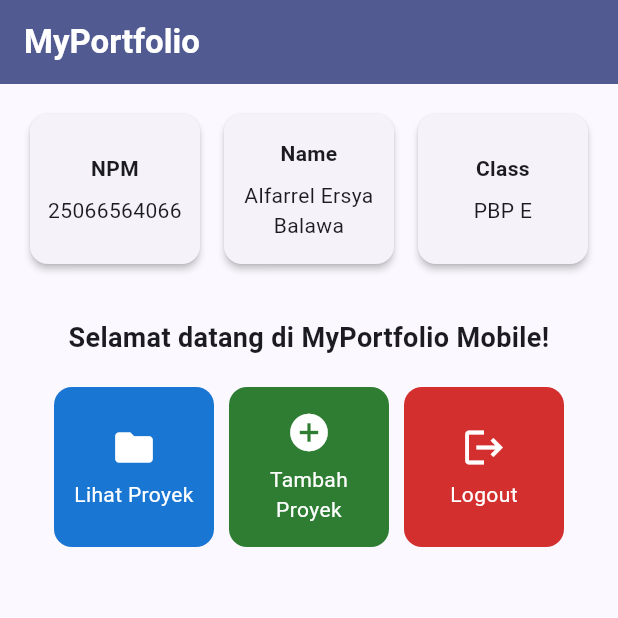
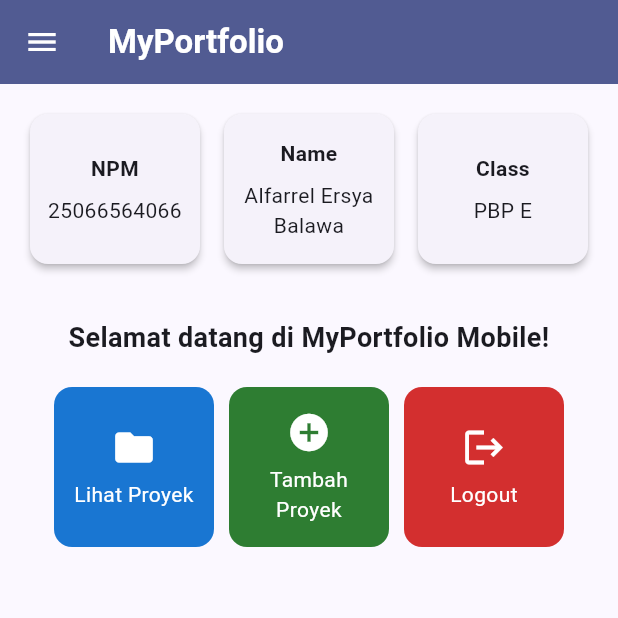
Before and after one commit to alpallel/portofolio-mobile, a Flutter app: the screen it shows after launch, on a phone screen of 412 x 824 dp, the top half of it. Run offline on Flutter 3.47's test engine with Material 3 defaults, Android fonts, the phone set to English and light mode, and no system bars.

Commit message:
refactor: move menu screen and attach drawer

```diff
--- a/lib/main.dart
+++ b/lib/main.dart
@@ -1,5 +1,5 @@
 import 'package:flutter/material.dart';
-import 'package:myportofolio_mobile/menu.dart';
+import 'package:myportofolio_mobile/screens/menu.dart';
 
 void main() {
   runApp(const MyApp());
--- a/lib/menu.dart
+++ b/lib/screens/menu.dart
@@ -1,4 +1,6 @@
 import 'package:flutter/material.dart';
+import 'package:myportofolio_mobile/widgets/left_drawer.dart';
+import 'package:myportofolio_mobile/widgets/project_card.dart';
 
 class MyHomePage extends StatelessWidget {
   const MyHomePage({super.key});
@@ -15,7 +17,7 @@ class MyHomePage extends StatelessWidget {
 
   @override
   Widget build(BuildContext context) {
-    // Scaffold menyediakan struktur visual dasar halaman (AppBar, Body, SnackBar).
+    // Scaffold menyediakan struktur visual dasar halaman (AppBar, Drawer, Body, SnackBar).
     return Scaffold(
       // AppBar menampilkan bar bagian atas halaman aplikasi.
       appBar: AppBar(
@@ -27,7 +29,10 @@ class MyHomePage extends StatelessWidget {
           ),
         ),
         backgroundColor: Theme.of(context).colorScheme.primary,
+        iconTheme: const IconThemeData(color: Colors.white),
       ),
+      // Menambahkan drawer navigasi samping pada halaman utama.
+      drawer: const LeftDrawer(),
       // Body halaman utama dengan padding di sekelilingnya dan dukungan scroll defensif.
       body: SingleChildScrollView(
         child: Padding(
@@ -126,61 +131,3 @@ class InfoCard extends StatelessWidget {
     );
   }
 }
-
-class ItemHomepage {
-  final String name;
-  final IconData icon;
-  final Color color;
-
-  const ItemHomepage(this.name, this.icon, this.color);
-}
-
-class ItemCard extends StatelessWidget {
-  final ItemHomepage item;
-
-  const ItemCard(this.item, {super.key});
-
-  @override
-  Widget build(BuildContext context) {
-    return Material(
-      // Menggunakan warna khusus dari masing-masing item menu.
-      color: item.color,
-      borderRadius: BorderRadius.circular(12),
-      child: InkWell(
-        borderRadius: BorderRadius.circular(12),
-        // Aksi ketika kartu ditekan oleh pengguna.
-        onTap: () {
-          // Menampilkan SnackBar dengan pesan interaktif.
-          ScaffoldMessenger.of(context)
-            ..hideCurrentSnackBar()
-            ..showSnackBar(
-              SnackBar(
-                content: Text("Kamu telah menekan tombol ${item.name}!"),
-              ),
-            );
-        },
-        child: Container(
-          padding: const EdgeInsets.all(8),
-          child: Center(
-            child: Column(
-              mainAxisAlignment: MainAxisAlignment.center,
-              children: [
-                Icon(
-                  item.icon,
-                  color: Colors.white,
-                  size: 30.0,
-                ),
-                const Padding(padding: EdgeInsets.all(3)),
-                Text(
-                  item.name,
-                  textAlign: TextAlign.center,
-                  style: const TextStyle(color: Colors.white),
-                ),
-              ],
-            ),
-          ),
-        ),
-      ),
-    );
-  }
-}
```
